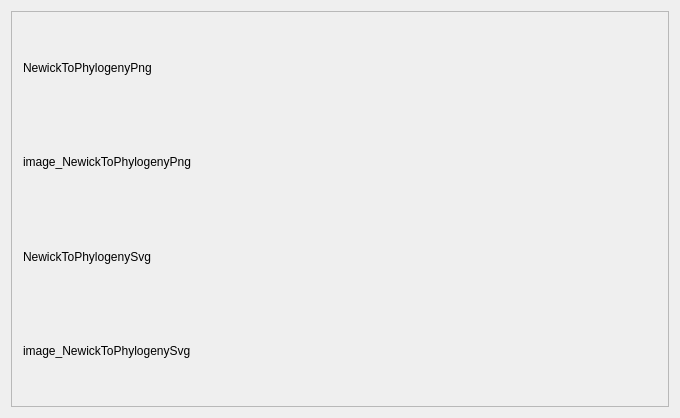
richelbilderbeek/ProjectRichelBilderbeek, file Tools/ToolTestPhylogenyR/qttestphylogenyrdialog.ui: the form before one commit.
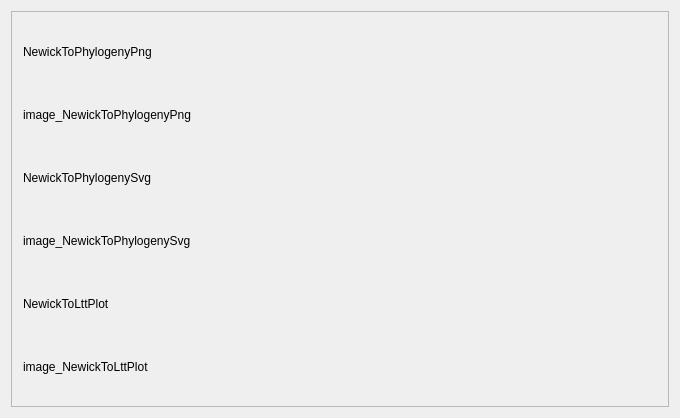
The form after the commit.

Patch:
```diff
--- a/Tools/ToolTestPhylogenyR/qttestphylogenyrdialog.ui
+++ b/Tools/ToolTestPhylogenyR/qttestphylogenyrdialog.ui
@@ -57,6 +57,20 @@
          </property>
         </widget>
        </item>
+       <item>
+        <widget class="QLabel" name="label_NewickToLttPlot">
+         <property name="text">
+          <string>NewickToLttPlot</string>
+         </property>
+        </widget>
+       </item>
+       <item>
+        <widget class="QLabel" name="image_NewickToLttPlot">
+         <property name="text">
+          <string>image_NewickToLttPlot</string>
+         </property>
+        </widget>
+       </item>
       </layout>
      </widget>
     </widget>
```
